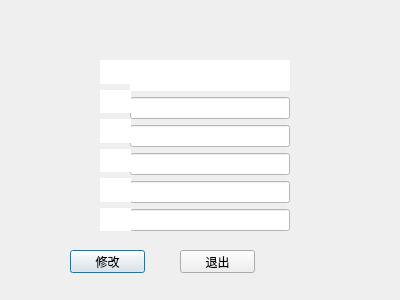
TommyLee96/flight-management, file user_center.ui: the form before one commit.
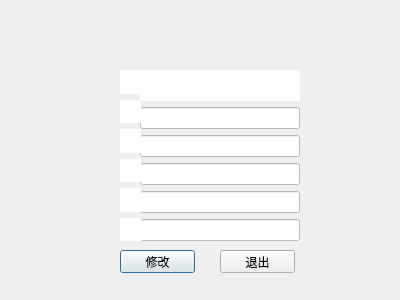
The form after the commit. Icons and pictures are not drawn.

The edit to the form file:
```diff
--- a/user_center.ui
+++ b/user_center.ui
@@ -16,8 +16,8 @@
   <widget class="QWidget" name="verticalLayoutWidget">
    <property name="geometry">
     <rect>
-     <x>130</x>
-     <y>60</y>
+     <x>140</x>
+     <y>70</y>
      <width>160</width>
      <height>171</height>
     </rect>
@@ -79,9 +79,9 @@
   <widget class="QWidget" name="verticalLayoutWidget_2">
    <property name="geometry">
     <rect>
-     <x>100</x>
-     <y>60</y>
-     <width>31</width>
+     <x>120</x>
+     <y>70</y>
+     <width>21</width>
      <height>171</height>
     </rect>
    </property>
@@ -161,7 +161,7 @@
   <widget class="QPushButton" name="pushButton">
    <property name="geometry">
     <rect>
-     <x>70</x>
+     <x>120</x>
      <y>250</y>
      <width>75</width>
      <height>23</height>
@@ -177,7 +177,7 @@
   <widget class="QPushButton" name="pushButton_2">
    <property name="geometry">
     <rect>
-     <x>180</x>
+     <x>220</x>
      <y>250</y>
      <width>75</width>
      <height>23</height>
```
